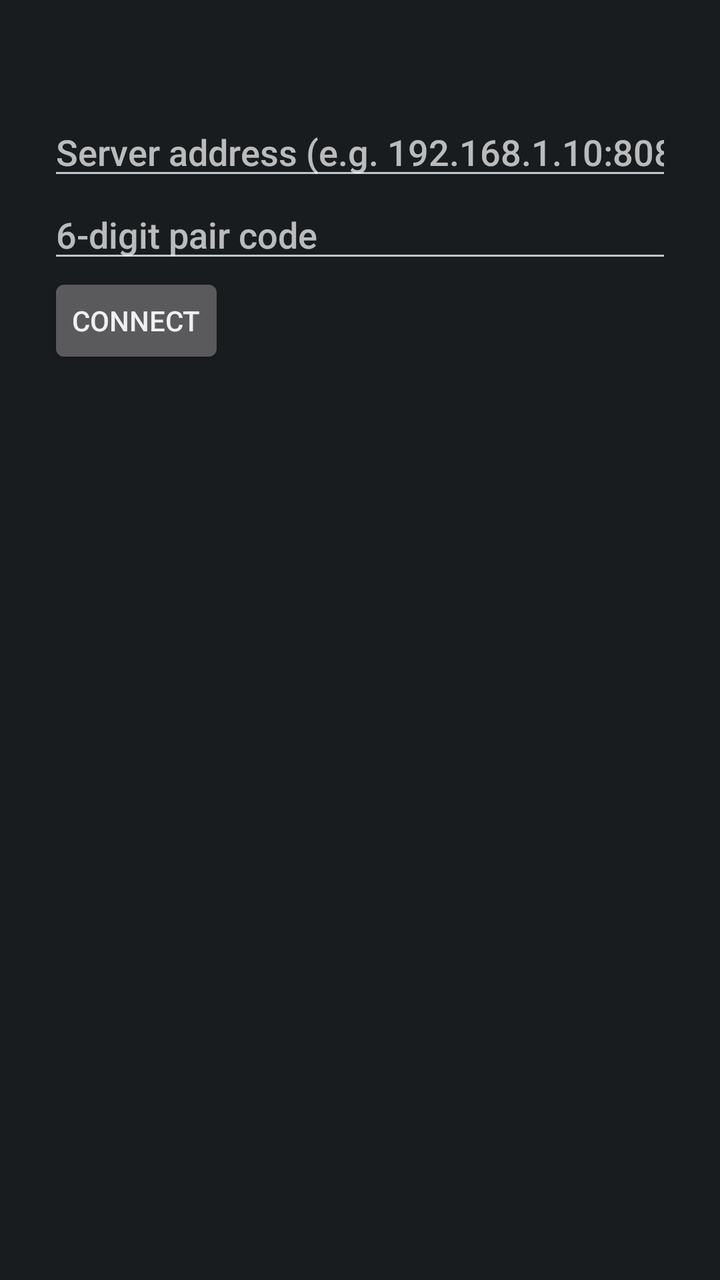
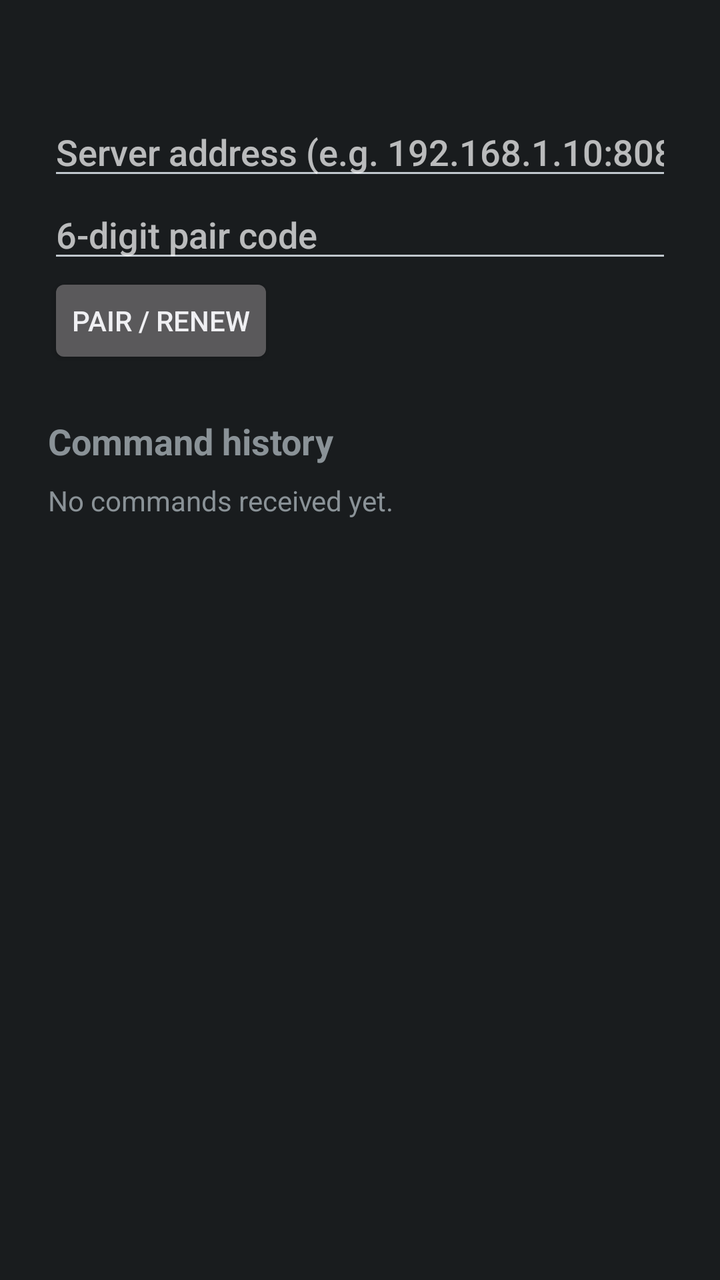

An Android layout rendered at two revisions. The XML below is the earlier revision; the diff shows what the commit changed to produce the second picture.
<!-- AndroidManifest.xml: application theme android:Theme.DeviceDefault -->
<!-- res/layout/activity_main.xml -->
<?xml version="1.0" encoding="utf-8"?>
<LinearLayout xmlns:android="http://schemas.android.com/apk/res/android"
    android:layout_width="match_parent"
    android:layout_height="match_parent"
    android:orientation="vertical"
    android:padding="24dp">

    <TextView
        android:id="@+id/statusText"
        android:layout_width="wrap_content"
        android:layout_height="wrap_content"
        android:textSize="16sp"
        android:paddingBottom="8dp" />

    <TextView
        android:id="@+id/messageLabel"
        android:layout_width="match_parent"
        android:layout_height="wrap_content"
        android:textColor="#D32F2F"
        android:textSize="14sp"
        android:paddingBottom="8dp"
        android:visibility="gone" />

    
    <LinearLayout
        android:id="@+id/connectForm"
        android:layout_width="match_parent"
        android:layout_height="wrap_content"
        android:orientation="vertical">

        <EditText
            android:id="@+id/serverIpInput"
            android:layout_width="match_parent"
            android:layout_height="wrap_content"
            android:hint="Server address (e.g. 192.168.1.10:8080)"
            android:inputType="textUri" />

        <EditText
            android:id="@+id/pairCodeInput"
            android:layout_width="match_parent"
            android:layout_height="wrap_content"
            android:hint="6-digit pair code"
            android:inputType="number"
            android:maxLength="6" />

        <Button
            android:id="@+id/connectButton"
            android:layout_width="wrap_content"
            android:layout_height="wrap_content"
            android:text="Connect" />

        <Button
            android:id="@+id/retryButton"
            android:layout_width="wrap_content"
            android:layout_height="wrap_content"
            android:text="Retry"
            android:visibility="gone" />
    </LinearLayout>

    
    <LinearLayout
        android:id="@+id/connectedPanel"
        android:layout_width="match_parent"
        android:layout_height="wrap_content"
        android:orientation="vertical"
        android:visibility="gone">

        <Button
            android:id="@+id/connectedSinceButton"
            android:layout_width="wrap_content"
            android:layout_height="wrap_content" />

        <Button
            android:id="@+id/disconnectButton"
            android:layout_width="wrap_content"
            android:layout_height="wrap_content"
            android:text="Disconnect" />
    </LinearLayout>

</LinearLayout>
<!-- resources referenced by this layout -->
<resources>

</resources>

<!-- the commit's change to res/layout/activity_main.xml (unified diff, before → after) -->
@@ -1,7 +1,12 @@
 <?xml version="1.0" encoding="utf-8"?>
-<LinearLayout xmlns:android="http://schemas.android.com/apk/res/android"
+<ScrollView xmlns:android="http://schemas.android.com/apk/res/android"
     android:layout_width="match_parent"
     android:layout_height="match_parent"
+    android:fillViewport="true">
+
+<LinearLayout
+    android:layout_width="match_parent"
+    android:layout_height="wrap_content"
     android:orientation="vertical"
     android:padding="24dp">
 
@@ -47,7 +52,7 @@
             android:id="@+id/connectButton"
             android:layout_width="wrap_content"
             android:layout_height="wrap_content"
-            android:text="Connect" />
+            android:text="Pair / renew" />
 
         <Button
             android:id="@+id/retryButton"
@@ -77,4 +82,22 @@
             android:text="Disconnect" />
     </LinearLayout>
 
+    <TextView
+        android:layout_width="match_parent"
+        android:layout_height="wrap_content"
+        android:layout_marginTop="24dp"
+        android:text="Command history"
+        android:textSize="18sp"
+        android:textStyle="bold" />
+
+    <TextView
+        android:id="@+id/commandHistoryText"
+        android:layout_width="match_parent"
+        android:layout_height="wrap_content"
+        android:layout_marginTop="8dp"
+        android:text="No commands received yet."
+        android:textIsSelectable="true"
+        android:textSize="14sp" />
+
 </LinearLayout>
+</ScrollView>
